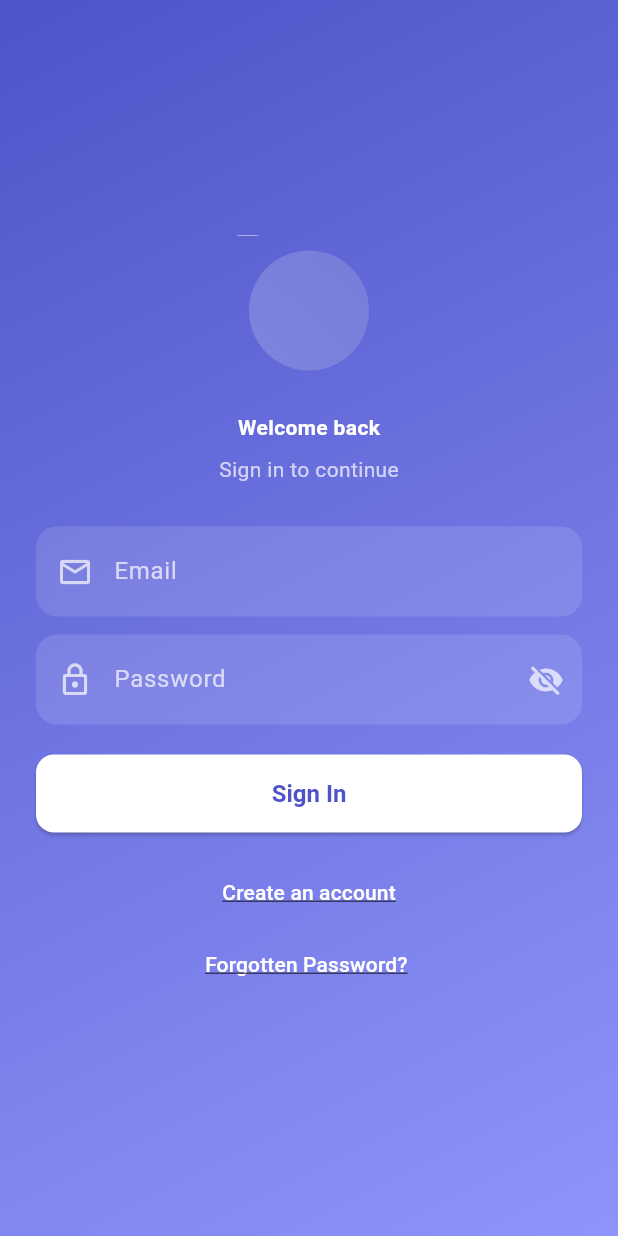
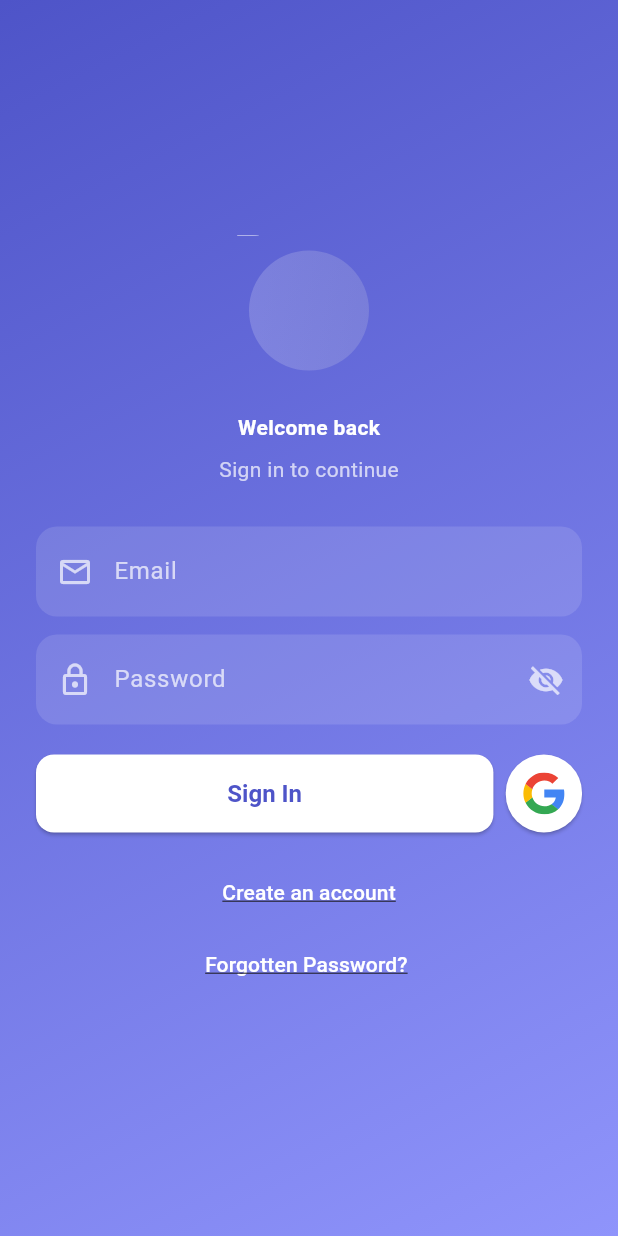
Before and after one commit to Lastissa/sharpbrain2.0_frontend, a Flutter app: the screen it shows after launch, on a phone screen of 412 x 824 dp. Run offline on Flutter 3.47's test engine with Material 3 defaults, Android fonts, the phone set to English and light mode, and no system bars; our stand-ins replace elegant_notification, flutter_riverpod, flutter_screenutil, flutter_svg, go_router and 1 more; missing offline and left inert: dart:ffi; accounts and stored records are empty.

```diff
--- a/lib/auth/login_page.dart
+++ b/lib/auth/login_page.dart
@@ -1,11 +1,16 @@
+import 'dart:ffi';
+
+import 'package:elegant_notification/resources/arrays.dart';
+import 'package:elegant_notification/widgets/toast_content.dart';
 import 'package:flutter/material.dart';
 import 'package:flutter/services.dart';
 import 'package:flutter_riverpod/flutter_riverpod.dart';
 import 'package:flutter_riverpod/legacy.dart';
+import 'package:flutter_screenutil/flutter_screenutil.dart';
 // import 'package:google_fonts/google_fonts.dart';
 import 'package:flutter_svg/flutter_svg.dart';
+import 'package:flutter_test/flutter_test.dart';
 import 'package:go_router/go_router.dart';
-import 'package:sharpbrains/main.dart';
 import 'package:sharpbrains/utils.dart';
 
 class LoginPage extends ConsumerStatefulWidget {
@@ -66,24 +71,20 @@ class _LoginPageState extends ConsumerState<LoginPage>
         }
       }),
       child: Scaffold(
-        body: Stack(
-          children: [
-            Container(
-              decoration: const BoxDecoration(
+        appBar: AppBar(toolbarHeight: 0, backgroundColor: mainColor),
+        body: Container(
+          width: ref.read(devicesizeX).w,
+          height: ref.read(devicesizeY).h,
+          decoration: BoxDecoration(
             gradient: LinearGradient(
               colors: [Color(0xFF4E54C8), Color(0xFF8F94FB)],
               begin: Alignment.topLeft,
               end: Alignment.bottomRight,
             ),
           ),
-            ),
-            SafeArea(
           child: Center(
             child: SingleChildScrollView(
-                  padding: const EdgeInsets.symmetric(
-                    horizontal: 24,
-                    vertical: 32,
-                  ),
+              padding: const EdgeInsets.symmetric(horizontal: 24, vertical: 32),
               child: Column(
                 mainAxisSize: MainAxisSize.min,
                 children: [
@@ -151,33 +152,49 @@ class _LoginPageState extends ConsumerState<LoginPage>
                                   : Icons.visibility_off,
                               color: Colors.white70,
                             ),
-                                onPressed: () => setState(
-                                  () => _showPassword = !_showPassword,
-                                ),
+                            onPressed: () =>
+                                setState(() => _showPassword = !_showPassword),
                           ),
                         ),
                         const SizedBox(height: 20),
-
-                            SizedBox(
-                              width: double.infinity,
+                        // Row(
+                        //   children: [
+                        //     SizedBox(
+                        //       child: ElevatedButton(
+                        //         onPressed: () {},
+                        //         child: Text("Sign In"),
+                        //       ),
+                        //     ),
+                        //     Container(
+                        //       padding: EdgeInsets.all(9),
+                        //       decoration: BoxDecoration(
+                        //         color: Colors.white,
+                        //         shape: BoxShape.circle,
+                        //       ),
+                        //       child: SvgPicture.string(
+                        //         '''<svg viewBox="-3 0 262 262" xmlns="http://www.w3.org/2000/svg" preserveAspectRatio="xMidYMid" fill="#000000"><g id="SVGRepo_bgCarrier" stroke-width="0"></g><g id="SVGRepo_tracerCarrier" stroke-linecap="round" stroke-linejoin="round"></g><g id="SVGRepo_iconCarrier"><path d="M255.878 133.451c0-10.734-.871-18.567-2.756-26.69H130.55v48.448h71.947c-1.45 12.04-9.283 30.172-26.69 42.356l-.244 1.622 38.755 30.023 2.685.268c24.659-22.774 38.875-56.282 38.875-96.027" fill="#4285F4"></path><path d="M130.55 261.1c35.248 0 64.839-11.605 86.453-31.622l-41.196-31.913c-11.024 7.688-25.82 13.055-45.257 13.055-34.523 0-63.824-22.773-74.269-54.25l-1.531.13-40.298 31.187-.527 1.465C35.393 231.798 79.49 261.1 130.55 261.1" fill="#34A853"></path><path d="M56.281 156.37c-2.756-8.123-4.351-16.827-4.351-25.82 0-8.994 1.595-17.697 4.206-25.82l-.073-1.73L15.26 71.312l-1.335.635C5.077 89.644 0 109.517 0 130.55s5.077 40.905 13.925 58.602l42.356-32.782" fill="#FBBC05"></path><path d="M130.55 50.479c24.514 0 41.05 10.589 50.479 19.438l36.844-35.974C195.245 12.91 165.798 0 130.55 0 79.49 0 35.393 29.301 13.925 71.947l42.211 32.783c10.59-31.477 39.891-54.251 74.414-54.251" fill="#EB4335"></path></g></svg>''',
+                        //         width: 25,
+                        //         height: 25,
+                        //       ),
+                        //     ),
+                        //   ],
+                        // ),
+                        Row(
+                          children: [
+                            Expanded(
+                              flex: 6,
+                              child: SizedBox(
                                 height: 52,
                                 child: ElevatedButton(
                                   onPressed: () async {
                                     if (_emailController.text.toLowerCase() ==
                                             'admin' &&
-                                      _passwordController.text.toLowerCase() ==
+                                        _passwordController.text
+                                                .toLowerCase() ==
                                             'admin') {
                                       routerInstance.push('/adminpage');
                                     }
-                                  // final data = {
-                                  //   "old_email": "lastissa111111@gmail.com",
-                                  //   "new_email":
-                                  //       "issaabdulsalamope11@gmail.com",
-                                  // };
-                                  // final o = await ref.refresh(
-                                  //   emailUpdate(data).future,
-                                  // );
-                                  // print(o);
+
                                     return _submit();
                                   },
                                   style: ElevatedButton.styleFrom(
@@ -195,6 +212,35 @@ class _LoginPageState extends ConsumerState<LoginPage>
                                     style: TextStyle(fontSize: 16),
                                   ),
                                 ),
+                              ),
+                            ),
+                            SizedBox(width: ref.read(devicesizeX) * 0.02.w),
+                            Expanded(
+                              flex: 1,
+                              child: Container(
+                                color: Colors.transparent,
+                                // padding: EdgeInsets.all(10.r),
+                                height: 52,
+
+                                child: ElevatedButton(
+                                  clipBehavior: Clip.antiAlias,
+                                  style: ElevatedButton.styleFrom(
+                                    padding: EdgeInsets.all(0),
+                                    backgroundColor: Colors.white,
+                                  ),
+                                  onPressed: () {},
+                                  child: SizedBox(
+                                    child: SvgPicture.string(
+                                      fit: BoxFit.cover,
+                                      width: 28,
+                                      height: 28,
+                                      '''<svg viewBox="-3 0 262 262" xmlns="http://www.w3.org/2000/svg" preserveAspectRatio="xMidYMid" fill="#000000"><g id="SVGRepo_bgCarrier" stroke-width="0"></g><g id="SVGRepo_tracerCarrier" stroke-linecap="round" stroke-linejoin="round"></g><g id="SVGRepo_iconCarrier"><path d="M255.878 133.451c0-10.734-.871-18.567-2.756-26.69H130.55v48.448h71.947c-1.45 12.04-9.283 30.172-26.69 42.356l-.244 1.622 38.755 30.023 2.685.268c24.659-22.774 38.875-56.282 38.875-96.027" fill="#4285F4"></path><path d="M130.55 261.1c35.248 0 64.839-11.605 86.453-31.622l-41.196-31.913c-11.024 7.688-25.82 13.055-45.257 13.055-34.523 0-63.824-22.773-74.269-54.25l-1.531.13-40.298 31.187-.527 1.465C35.393 231.798 79.49 261.1 130.55 261.1" fill="#34A853"></path><path d="M56.281 156.37c-2.756-8.123-4.351-16.827-4.351-25.82 0-8.994 1.595-17.697 4.206-25.82l-.073-1.73L15.26 71.312l-1.335.635C5.077 89.644 0 109.517 0 130.55s5.077 40.905 13.925 58.602l42.356-32.782" fill="#FBBC05"></path><path d="M130.55 50.479c24.514 0 41.05 10.589 50.479 19.438l36.844-35.974C195.245 12.91 165.798 0 130.55 0 79.49 0 35.393 29.301 13.925 71.947l42.211 32.783c10.59-31.477 39.891-54.251 74.414-54.251" fill="#EB4335"></path></g></svg>''',
+                                    ),
+                                  ),
+                                ),
+                              ),
+                            ),
+                          ],
                         ),
                         const SizedBox(height: 16),
                         TextButton(
@@ -224,8 +270,6 @@ class _LoginPageState extends ConsumerState<LoginPage>
               ),
             ),
           ),
-            ),
-          ],
         ),
       ),
     );
--- a/lib/post-auth/settingPages/profile.dart
+++ b/lib/post-auth/settingPages/profile.dart
@@ -81,7 +81,7 @@ class SettingProfileState extends ConsumerState<SettingProfile> {
     final uniWatcher = ref.read(universityNameSaved);
     return Scaffold(
       backgroundColor: mainColor,
-      appBar: AppBar(toolbarHeight: 0),
+      appBar: AppBar(toolbarHeight: 0, backgroundColor: mainColor),
       body: Stack(
         children: [
           Positioned(
@@ -362,10 +362,6 @@ class SettingProfileState extends ConsumerState<SettingProfile> {
                                               );
                                             } else if (snapshot.hasData) {
                                               print("heyyy ${snapshot.data}");
-                                              print(
-                                                snapshot.data?[0]["message"] ==
-                                                    "incorrect",
-                                              );
 
                                               if (snapshot
                                                       .data?[0]["message"] ==
--- a/lib/utils.dart
+++ b/lib/utils.dart
@@ -97,7 +97,9 @@ final GoRouter _router = GoRouter(
   ],
 );
 
-GoRouter get routerInstance => _router;
+GoRouter get routerInstance {
+  return _router; // or the arrow function; ...get name => _router
+}
 
 //for the screen size design reference
 final devicesizeX = Provider<double>((ref) {
--- a/pubspec.yaml
+++ b/pubspec.yaml
@@ -26,7 +26,10 @@ dependencies:
   http: ^1.6.0
   flutter_riverpod: ^3.2.1
   elegant_notification: ^1.11.0 #for notification, i am tired of using scaffold messenger
-dev_dependencies:
+  flutter_secure_storage: ^10.0.0 #this is for securing my user token and other sensitive datadev_dependencies
+  sqflite: ^2.4.2 #for storing data locally on the user device
+  path: ^1.9.1 #for locating the location of the sql in the user device
+
   flutter_test:
     sdk: flutter
 
```
Also changed, not shown: lib/db.dart (added, +25 -0 lines), pubspec.lock, 2 other files. Lines whose indentation alone changed are shown as unchanged.
